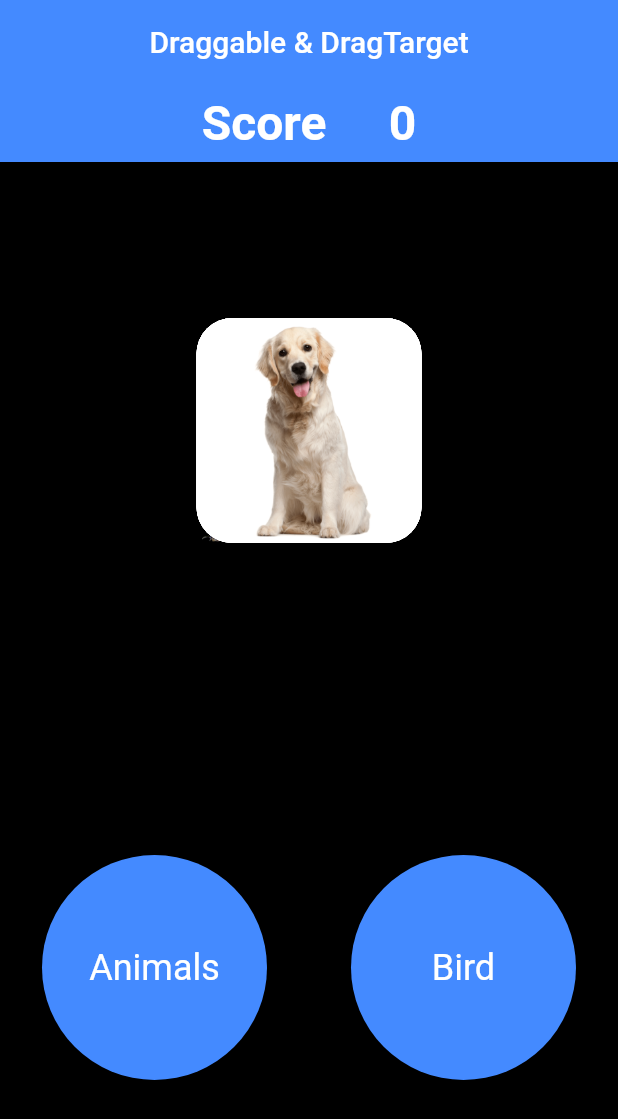
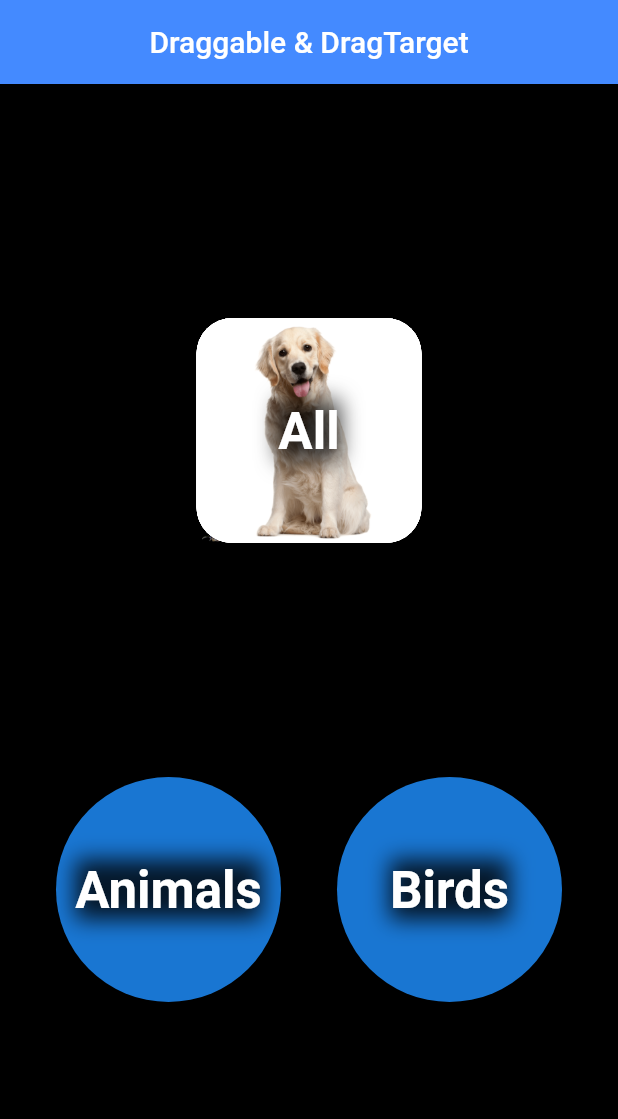
Before and after one commit to Dandy27/dragtargetwidget, a Flutter app: the screen it shows after launch, on a phone screen of 412 x 824 dp. Shown: the top 1119 px of the screen. Run offline on Flutter 3.47's test engine with Material 2 defaults, Android fonts, the phone set to English and light mode, and no system bars; our stand-ins replace another_flushbar.

Commit message:
DraggableAdvancedPage

```diff
--- a/dragtarget.com/lib/main.dart
+++ b/dragtarget.com/lib/main.dart
@@ -1,3 +1,4 @@
+import 'package:dragtargetwidget/page/draggable_advanced_page.dart';
 import 'package:dragtargetwidget/page/draggable_basic_page.dart';
 import 'package:dragtargetwidget/page/draggble_text_page.dart';
 import 'package:flutter/material.dart';
@@ -31,6 +32,7 @@ class _MainPageState extends State<MainPage> {
 
   @override
   Widget build(BuildContext context) {
-    return DraggableBasicPage();
+    // return DraggableBasicPage();
+    return DraggableAdvancedPage();
   }
 }
--- /dev/null
+++ b/dragtarget.com/lib/page/draggable_advanced_page.dart
@@ -0,0 +1,119 @@
+import 'package:dragtargetwidget/data/data.dart';
+import 'package:dragtargetwidget/main.dart';
+import 'package:dragtargetwidget/widget/draggable_widget.dart';
+import 'package:flutter/material.dart';
+
+import '../utils.dart';
+
+class DraggableAdvancedPage extends StatefulWidget {
+  @override
+  _DraggableAdvancedPageState createState() => _DraggableAdvancedPageState();
+}
+
+class _DraggableAdvancedPageState extends State<DraggableAdvancedPage> {
+  final List<Animal> all = allAnimals;
+  final List<Animal> land = [];
+  final List<Animal> air = [];
+
+  void removeAll(Animal toRemove) {
+    all.removeWhere((animal) => animal.imageUrl == toRemove.imageUrl);
+    land.removeWhere((animal) => animal.imageUrl == toRemove.imageUrl);
+    air.removeWhere((animal) => animal.imageUrl == toRemove.imageUrl);
+  }
+
+  final double size = 150;
+
+  @override
+  Widget build(BuildContext context) {
+    return Scaffold(
+      appBar: AppBar(
+        title: Text(MyApp.title),
+        centerTitle: true,
+      ),
+      body: Center(
+        child: Column(
+          mainAxisAlignment: MainAxisAlignment.spaceEvenly,
+          children: [
+            buildTarget(context,
+                text: 'All',
+                animals: all,
+                acceptTypes: AnimalType.values,
+                onAccept: (data) => setState(() {
+                      removeAll(data);
+                      air.add(data);
+                    })),
+            Row(
+              mainAxisAlignment: MainAxisAlignment.spaceEvenly,
+              children: [
+                buildTarget(
+                  context,
+                  text: 'Animals',
+                  animals: land,
+                  acceptTypes:[ AnimalType.land],
+                  onAccept: (data) => setState(() {
+                    removeAll(data);
+                    land.add(data);
+                  }),
+                ),
+                buildTarget(context,
+                    text: 'Birds',
+                    animals: air,
+                    acceptTypes:[ AnimalType.air],
+                    onAccept: (data) => setState(() {
+                          removeAll(data);
+                          air.add(data);
+                        }))
+              ],
+            )
+          ],
+        ),
+      ),
+    );
+  }
+
+  Widget buildTarget(
+    BuildContext context, {
+    required String text,
+    required List<Animal> animals,
+    required List<AnimalType> acceptTypes,
+    required DragTargetAccept<Animal> onAccept,
+  }) {
+    return CircleAvatar(
+      radius: size / 2,
+      child: DragTarget<Animal>(
+          builder: (context, candidateData, rejectDate) => Stack(
+                children: [
+                  ...animals.map((animal) => DraggableWidget(animal: animal)),
+                  IgnorePointer(child: Center(child: buildText(text))),
+                ],
+              ),
+          onWillAccept: (data) => true,
+          onAccept: (data) {
+            if (acceptTypes.contains(data.type)) {
+              Utils.showSnackBar(
+                context,
+                text: 'This is correct 🥳 ',
+                color: Colors.green,
+              );
+            } else {
+              Utils.showSnackBar(context,
+                  text: 'This Looks Wrong', color: Colors.red);
+            }
+            onAccept(data);
+          }),
+    );
+  }
+
+  Widget buildText(String text) {
+    return Container(
+      decoration: BoxDecoration(boxShadow: [
+        BoxShadow(color: Colors.black.withOpacity(0.8), blurRadius: 12),
+      ]),
+      child: Text(
+        text,
+        style: TextStyle(
+            color: Colors.white, fontSize: 34, fontWeight: FontWeight.bold),
+      ),
+    );
+  }
+}
```
